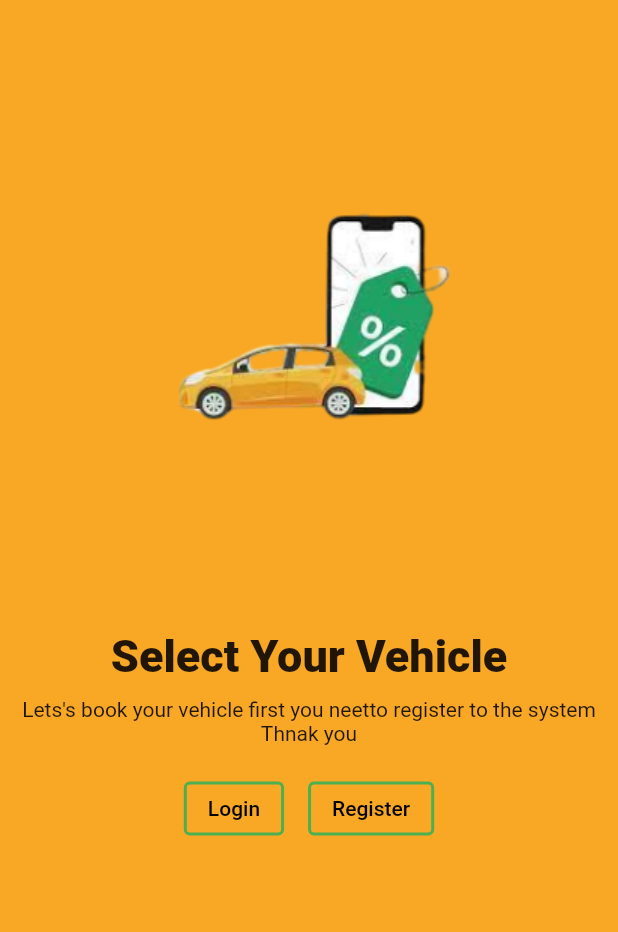
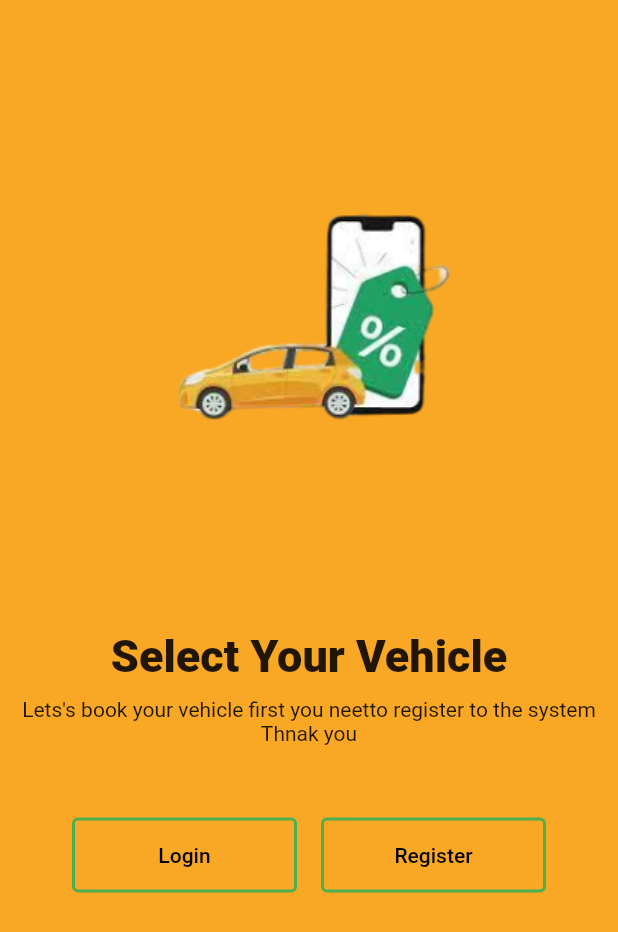
Before and after one commit to WarunaDisanayaka/Car-renting-platform, a Flutter app: the screen it shows after launch, on a phone screen of 412 x 824 dp. Shown: the top 932 px of the screen. Run offline on Flutter 3.47's test engine with Material 2 defaults, Android fonts, the phone set to English and light mode, and no system bars.

Commit message:
Update welcome.dart

```diff
--- a/app/lib/welcome.dart
+++ b/app/lib/welcome.dart
@@ -41,7 +41,11 @@ class _welcomeState extends State<welcome> {
                 ),
               ),
 
-              Container(
+
+
+              Padding(
+                padding: const EdgeInsets.only(top: 30),
+                child: Container(
                   child: Row(
                     mainAxisAlignment: MainAxisAlignment.center,
                     children: [
@@ -59,6 +63,7 @@ class _welcomeState extends State<welcome> {
                               width: 2.0, // set the border weight to 2.0
                               color: Colors.green,
                             ),
+                              fixedSize: Size(150, 50),
                           ),
                           onPressed: () {},
                         ),
@@ -78,11 +83,13 @@ class _welcomeState extends State<welcome> {
                               width: 2.0, // set the border weight to 2.0
                               color: Colors.green,
                             ),
+                            fixedSize: Size(150, 50),
                           ),
                           onPressed: () {},
                         ),
                       ),
                     ],
+                  ),
                 ),
               )
             ],
```
Lines whose indentation alone changed are shown as unchanged.
